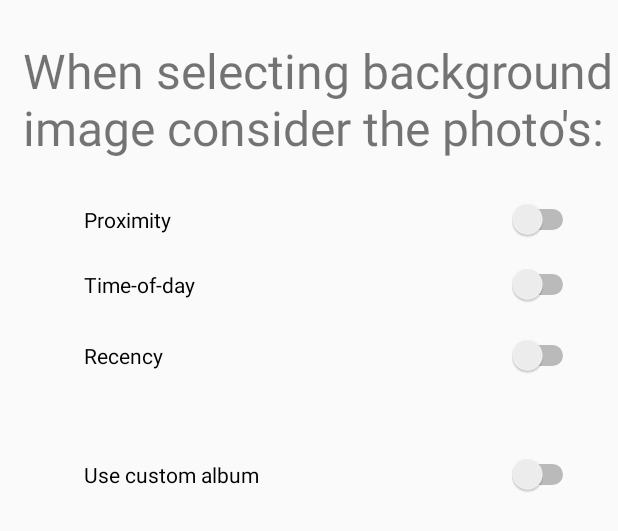
After one commit to jonjmz/DJ, an Android app: the layout content_main.xml on its own in the app's theme, with its tools: preview values and no code run, on a phone screen of 412 x 824 dp. The commit adds this screen. Shown: the top 531 px of the screen. Run offline under Robolectric (Android 15) with nearby library versions, the phone set to English and light mode, and no system bars.

Commit message:
Added activitymain + layouts

```diff
--- /dev/null
+++ b/app/src/main/res/layout/content_main.xml
@@ -0,0 +1,69 @@
+<?xml version="1.0" encoding="utf-8"?>
+<RelativeLayout
+    xmlns:android="http://schemas.android.com/apk/res/android"
+    xmlns:app="http://schemas.android.com/apk/res-auto"
+    xmlns:tools="http://schemas.android.com/tools"
+    android:id="@+id/content_main"
+    android:layout_width="match_parent"
+    android:layout_height="match_parent"
+    app:layout_behavior="@string/appbar_scrolling_view_behavior"
+    tools:context="edu.ucsd.dejaphotoapp.MainActivity"
+    tools:showIn="@layout/activity_main">
+
+    <TextView
+        android:layout_width="wrap_content"
+        android:layout_height="wrap_content"
+        android:layout_gravity="center"
+        android:text="When selecting background image consider the photo's:"
+        android:id="@+id/text"
+        android:textSize="32sp"
+        android:layout_marginTop="25dp"
+        android:layout_alignParentTop="true"
+        android:layout_alignParentLeft="true"
+        android:layout_alignParentStart="true"
+        android:layout_marginLeft="15dp"
+        android:layout_marginStart="15dp" />
+
+    <Switch
+        android:id="@+id/proximity"
+        android:layout_width="330dp"
+        android:layout_height="wrap_content"
+        android:layout_marginTop="26dp"
+        android:text="Proximity"
+        android:layout_marginRight="26dp"
+        android:layout_marginEnd="26dp"
+        android:layout_below="@+id/text"
+        android:layout_alignParentRight="true"
+        android:layout_alignParentEnd="true" />
+
+    <Switch
+        android:id="@+id/timeOfDay"
+        android:layout_width="330dp"
+        android:layout_height="wrap_content"
+        android:layout_alignEnd="@+id/proximity"
+        android:layout_alignRight="@+id/proximity"
+        android:layout_below="@+id/proximity"
+        android:layout_marginTop="16dp"
+        android:text="Time-of-day" />
+
+    <Switch
+        android:id="@+id/recency"
+        android:layout_width="330dp"
+        android:layout_height="wrap_content"
+        android:text="Recency"
+        android:layout_marginTop="20dp"
+        android:layout_below="@+id/timeOfDay"
+        android:layout_alignLeft="@+id/proximity"
+        android:layout_alignStart="@+id/proximity" />
+
+    <Switch
+        android:id="@+id/customAlbum"
+        android:layout_width="330dp"
+        android:layout_height="wrap_content"
+        android:layout_marginTop="52dp"
+        android:text="Use custom album"
+        android:layout_below="@+id/recency"
+        android:layout_alignRight="@+id/recency"
+        android:layout_alignEnd="@+id/recency" />
+
+</RelativeLayout>
```
Also changed, not shown: app/src/main/java/edu/ucsd/dj/MainActivity.java (+40 -1 lines), app/src/main/java/edu/ucsd/dj/WidgetProvider.java (added, +48 -0 lines), app/src/main/res/layout/activity_main.xml (+24 -9 lines), app/src/main/res/layout/simple_widget.xml (added, +60 -0 lines).
